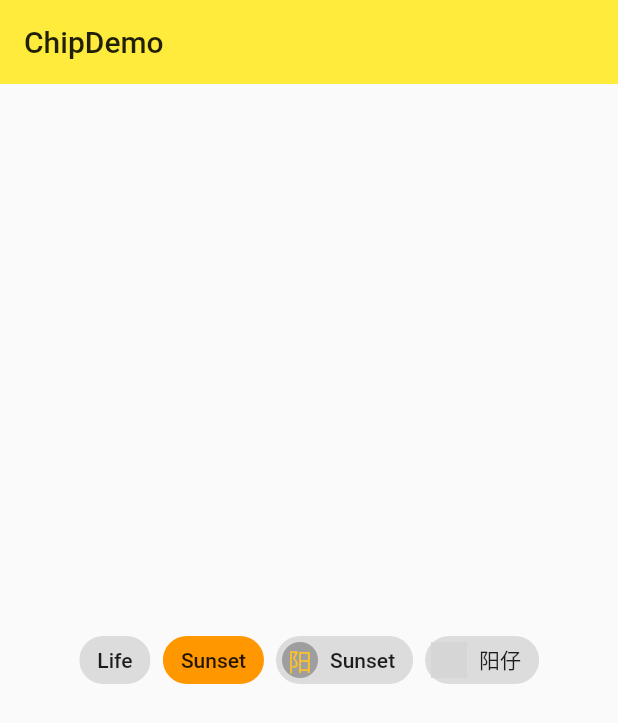
After one commit to yangBlock/Flutter_learn, a Flutter app: the ChipDemo screen opened directly, on a phone screen of 412 x 824 dp. The commit adds this screen. Shown: the top 723 px of the screen. Run offline on Flutter 3.47's test engine with Material 2 defaults, Android fonts, the phone set to English and light mode, and no system bars; network calls fail; grey boxes are pictures that could not be loaded.

Commit message:
Chip：小碎片

```diff
--- /dev/null
+++ b/lib/demo/chip_demo.dart
@@ -0,0 +1,54 @@
+import 'package:flutter/material.dart';
+
+class ChipDemo extends StatefulWidget {
+  @override
+  _ChipDemoState createState() => _ChipDemoState();
+}
+
+class _ChipDemoState extends State<ChipDemo> {
+  @override
+  Widget build(BuildContext context) {
+    return Scaffold(
+      appBar: AppBar(
+        title: Text('ChipDemo'),
+        elevation: 0.0,
+      ),
+      body: Container(
+        padding: EdgeInsets.all(16.0),
+        child: Column(
+          mainAxisAlignment: MainAxisAlignment.center,
+          children: <Widget>[
+            Row(
+              mainAxisAlignment: MainAxisAlignment.center,
+              children: <Widget>[
+                Chip(
+                  label: Text('Life'),
+                ),
+                SizedBox(width: 8.0),
+                Chip(
+                  label: Text('Sunset'),
+                  backgroundColor: Colors.orange,
+                ),
+                SizedBox(width: 8.0),
+                Chip(
+                  label: Text('Sunset'),
+                  avatar: CircleAvatar(
+                    backgroundColor: Colors.grey,
+                    child: Text('阳'),
+                  ),
+                ),
+                SizedBox(width: 8.0),
+                Chip(
+                  label: Text('阳仔'),
+                  avatar: CircleAvatar(
+                    backgroundImage: NetworkImage('http://t7.baidu.com/it/u=2336214222,3541748819&fm=79&app=86&size=h300&n=0&g=4n&f=jpeg?sec=1590142371&t=929b38fea24db098b7326c8eb4856532'),
+                  ),
+                ),
+              ],
+            ),
+          ],
+        ),
+      ),
+    );
+  }
+}
--- a/lib/demo/material_components.dart
+++ b/lib/demo/material_components.dart
@@ -14,6 +14,7 @@ import '../demo/alert_dialog_demo.dart';
 import '../demo/bottom_sheet_demo.dart';
 import '../demo/snack_bar_demo.dart';
 import '../demo/expansion_panel_demo.dart';
+import '../demo/chip_demo.dart';
 class MaterialComponents extends StatelessWidget {
   @override
   Widget build(BuildContext context) {
@@ -25,6 +26,7 @@ class MaterialComponents extends StatelessWidget {
 
       body: ListView(
         children: <Widget>[
+          ListItem(title: 'ChipDemo',page: ChipDemo()),
           ListItem(title: 'ExpansionPanelDemo',page: ExpansionPanelDemo()),
           ListItem(title: 'SnackBarDemo',page: SanckBarDemo()),
           ListItem(title: 'BottomSheetDemo',page: BottomSheetDemo()),
```
